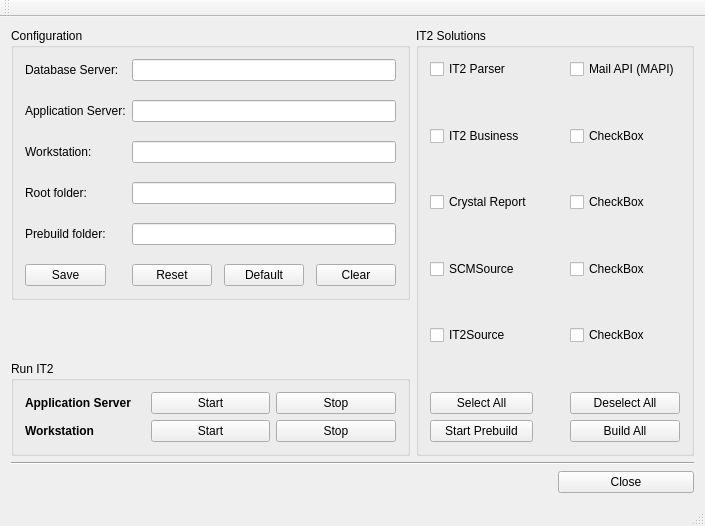
The window that IT2QtBuildTool/IT2QtBuildTool.ui (phenixwutao/DemoCpp01) describes before a commit, drawn with Qt 5.
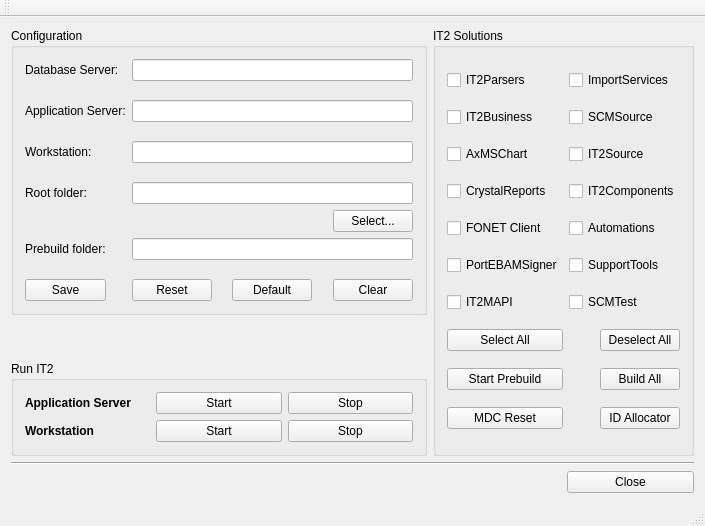
The same window after the commit.

Commit message: 376 - IT2QtBuildTool construct script to build solutions

```diff
--- a/IT2QtBuildTool/IT2QtBuildTool.ui
+++ b/IT2QtBuildTool/IT2QtBuildTool.ui
@@ -27,13 +27,26 @@
        <string>Configuration</string>
       </property>
       <layout class="QGridLayout" name="gridLayout">
-       <item row="0" column="0" colspan="2">
-        <widget class="QLabel" name="DBServerLabel">
+       <item row="2" column="0" colspan="2">
+        <widget class="QLabel" name="AppServerLabel">
          <property name="text">
-          <string>Database Server:</string>
+          <string>Application Server:</string>
          </property>
         </widget>
        </item>
+       <item row="3" column="2" colspan="2">
+        <spacer name="verticalSpacer_13">
+         <property name="orientation">
+          <enum>Qt::Vertical</enum>
+         </property>
+         <property name="sizeHint" stdset="0">
+          <size>
+           <width>20</width>
+           <height>13</height>
+          </size>
+         </property>
+        </spacer>
+       </item>
        <item row="0" column="2" colspan="5">
         <widget class="QLineEdit" name="DBServerEdit">
          <property name="toolTip">
@@ -54,13 +67,6 @@
          </property>
         </spacer>
        </item>
-       <item row="2" column="0" colspan="2">
-        <widget class="QLabel" name="AppServerLabel">
-         <property name="text">
-          <string>Application Server:</string>
-         </property>
-        </widget>
-       </item>
        <item row="2" column="2" colspan="5">
         <widget class="QLineEdit" name="AppServerEdit">
          <property name="toolTip">
@@ -68,8 +74,32 @@
          </property>
         </widget>
        </item>
-       <item row="3" column="2" colspan="2">
-        <spacer name="verticalSpacer_13">
+       <item row="0" column="0" colspan="2">
+        <widget class="QLabel" name="DBServerLabel">
+         <property name="text">
+          <string>Database Server:</string>
+         </property>
+        </widget>
+       </item>
+       <item row="8" column="0">
+        <widget class="QLabel" name="PrebuildLabel">
+         <property name="text">
+          <string>Prebuild folder:</string>
+         </property>
+        </widget>
+       </item>
+       <item row="10" column="0">
+        <widget class="QPushButton" name="SavePB">
+         <property name="toolTip">
+          <string/>
+         </property>
+         <property name="text">
+          <string>Save</string>
+         </property>
+        </widget>
+       </item>
+       <item row="9" column="2" colspan="2">
+        <spacer name="verticalSpacer_16">
          <property name="orientation">
           <enum>Qt::Vertical</enum>
          </property>
@@ -81,6 +111,26 @@
          </property>
         </spacer>
        </item>
+       <item row="6" column="0">
+        <widget class="QLabel" name="RootFolderLabel">
+         <property name="text">
+          <string>Root folder:</string>
+         </property>
+        </widget>
+       </item>
+       <item row="10" column="1">
+        <spacer name="horizontalSpacer_9">
+         <property name="orientation">
+          <enum>Qt::Horizontal</enum>
+         </property>
+         <property name="sizeHint" stdset="0">
+          <size>
+           <width>17</width>
+           <height>17</height>
+          </size>
+         </property>
+        </spacer>
+       </item>
        <item row="4" column="0">
         <widget class="QLabel" name="WorkStationLabel">
          <property name="text">
@@ -88,13 +138,6 @@
          </property>
         </widget>
        </item>
-       <item row="4" column="2" colspan="5">
-        <widget class="QLineEdit" name="WorkStationEdit">
-         <property name="toolTip">
-          <string/>
-         </property>
-        </widget>
-       </item>
        <item row="5" column="2" colspan="2">
         <spacer name="verticalSpacer_14">
          <property name="orientation">
@@ -108,13 +151,6 @@
          </property>
         </spacer>
        </item>
-       <item row="6" column="0">
-        <widget class="QLabel" name="RootFolderLabel">
-         <property name="text">
-          <string>Root folder:</string>
-         </property>
-        </widget>
-       </item>
        <item row="6" column="2" colspan="5">
         <widget class="QLineEdit" name="RootFolderEdit">
          <property name="toolTip">
@@ -122,35 +158,21 @@
          </property>
         </widget>
        </item>
-       <item row="7" column="2" colspan="2">
-        <spacer name="verticalSpacer_15">
-         <property name="orientation">
-          <enum>Qt::Vertical</enum>
-         </property>
-         <property name="sizeHint" stdset="0">
-          <size>
-           <width>20</width>
-           <height>13</height>
-          </size>
-         </property>
-        </spacer>
-       </item>
-       <item row="8" column="0">
-        <widget class="QLabel" name="PrebuildLabel">
-         <property name="text">
-          <string>Prebuild folder:</string>
-         </property>
-        </widget>
-       </item>
        <item row="8" column="2" colspan="5">
         <widget class="QLineEdit" name="PrebuildFolderEdit">
+         <property name="enabled">
+          <bool>true</bool>
+         </property>
          <property name="toolTip">
           <string>Setup Prebuild folder</string>
          </property>
+         <property name="readOnly">
+          <bool>true</bool>
+         </property>
         </widget>
        </item>
-       <item row="9" column="2" colspan="2">
-        <spacer name="verticalSpacer_16">
+       <item row="7" column="2" colspan="2">
+        <spacer name="verticalSpacer_15">
          <property name="orientation">
           <enum>Qt::Vertical</enum>
          </property>
@@ -162,52 +184,13 @@
          </property>
         </spacer>
        </item>
-       <item row="10" column="0">
-        <widget class="QPushButton" name="SavePB">
+       <item row="4" column="2" colspan="5">
+        <widget class="QLineEdit" name="WorkStationEdit">
          <property name="toolTip">
           <string/>
          </property>
-         <property name="text">
-          <string>Save</string>
-         </property>
         </widget>
        </item>
-       <item row="10" column="1">
-        <spacer name="horizontalSpacer_9">
-         <property name="orientation">
-          <enum>Qt::Horizontal</enum>
-         </property>
-         <property name="sizeHint" stdset="0">
-          <size>
-           <width>17</width>
-           <height>17</height>
-          </size>
-         </property>
-        </spacer>
-       </item>
-       <item row="10" column="2">
-        <widget class="QPushButton" name="ResetPB">
-         <property name="toolTip">
-          <string/>
-         </property>
-         <property name="text">
-          <string>Reset</string>
-         </property>
-        </widget>
-       </item>
-       <item row="10" column="3">
-        <spacer name="horizontalSpacer_7">
-         <property name="orientation">
-          <enum>Qt::Horizontal</enum>
-         </property>
-         <property name="sizeHint" stdset="0">
-          <size>
-           <width>17</width>
-           <height>17</height>
-          </size>
-         </property>
-        </spacer>
-       </item>
        <item row="10" column="4">
         <widget class="QPushButton" name="DefaultPB">
          <property name="toolTip">
@@ -218,8 +201,8 @@
          </property>
         </widget>
        </item>
-       <item row="10" column="5">
-        <spacer name="horizontalSpacer_8">
+       <item row="10" column="3">
+        <spacer name="horizontalSpacer_7">
          <property name="orientation">
           <enum>Qt::Horizontal</enum>
          </property>
@@ -241,6 +224,36 @@
          </property>
         </widget>
        </item>
+       <item row="10" column="2">
+        <widget class="QPushButton" name="ResetPB">
+         <property name="toolTip">
+          <string/>
+         </property>
+         <property name="text">
+          <string>Reset</string>
+         </property>
+        </widget>
+       </item>
+       <item row="10" column="5">
+        <spacer name="horizontalSpacer_8">
+         <property name="orientation">
+          <enum>Qt::Horizontal</enum>
+         </property>
+         <property name="sizeHint" stdset="0">
+          <size>
+           <width>17</width>
+           <height>17</height>
+          </size>
+         </property>
+        </spacer>
+       </item>
+       <item row="7" column="6">
+        <widget class="QPushButton" name="RootDirSelectPB">
+         <property name="text">
+          <string>Select...</string>
+         </property>
+        </widget>
+       </item>
       </layout>
      </widget>
     </item>
@@ -259,217 +272,79 @@
        <bool>false</bool>
       </property>
       <layout class="QGridLayout" name="gridLayout_2">
-       <item row="0" column="0">
-        <widget class="QCheckBox" name="IT2ParserCKB">
-         <property name="toolTip">
-          <string>Parser solution</string>
-         </property>
-         <property name="text">
-          <string>IT2 Parser</string>
-         </property>
-        </widget>
-       </item>
-       <item row="0" column="3">
-        <widget class="QCheckBox" name="checkBox_6">
-         <property name="text">
-          <string>Mail API (MAPI)</string>
-         </property>
-        </widget>
-       </item>
-       <item row="1" column="0">
-        <spacer name="verticalSpacer_10">
-         <property name="orientation">
-          <enum>Qt::Vertical</enum>
-         </property>
-         <property name="sizeHint" stdset="0">
-          <size>
-           <width>20</width>
-           <height>14</height>
-          </size>
-         </property>
-        </spacer>
-       </item>
-       <item row="1" column="3">
-        <spacer name="verticalSpacer_5">
-         <property name="orientation">
-          <enum>Qt::Vertical</enum>
-         </property>
-         <property name="sizeHint" stdset="0">
-          <size>
-           <width>20</width>
-           <height>14</height>
-          </size>
-         </property>
-        </spacer>
-       </item>
-       <item row="2" column="3">
-        <widget class="QCheckBox" name="checkBox_7">
-         <property name="text">
-          <string>CheckBox</string>
-         </property>
-        </widget>
-       </item>
-       <item row="3" column="0">
-        <spacer name="verticalSpacer_9">
-         <property name="orientation">
-          <enum>Qt::Vertical</enum>
-         </property>
-         <property name="sizeHint" stdset="0">
-          <size>
-           <width>20</width>
-           <height>15</height>
-          </size>
-         </property>
-        </spacer>
-       </item>
-       <item row="3" column="3">
-        <spacer name="verticalSpacer_4">
-         <property name="orientation">
-          <enum>Qt::Vertical</enum>
-         </property>
-         <property name="sizeHint" stdset="0">
-          <size>
-           <width>20</width>
-           <height>15</height>
-          </size>
-         </property>
-        </spacer>
-       </item>
-       <item row="4" column="3">
-        <widget class="QCheckBox" name="checkBox_8">
-         <property name="text">
-          <string>CheckBox</string>
-         </property>
-        </widget>
-       </item>
-       <item row="5" column="0">
-        <spacer name="verticalSpacer_8">
-         <property name="orientation">
-          <enum>Qt::Vertical</enum>
-         </property>
-         <property name="sizeHint" stdset="0">
-          <size>
-           <width>20</width>
-           <height>14</height>
-          </size>
-         </property>
-        </spacer>
-       </item>
-       <item row="5" column="3">
-        <spacer name="verticalSpacer_3">
-         <property name="orientation">
-          <enum>Qt::Vertical</enum>
-         </property>
-         <property name="sizeHint" stdset="0">
-          <size>
-           <width>20</width>
-           <height>14</height>
-          </size>
-         </property>
-        </spacer>
-       </item>
        <item row="6" column="0">
-        <widget class="QCheckBox" name="checkBox_4">
+        <widget class="QCheckBox" name="MAPICKB">
          <property name="text">
-          <string>SCMSource</string>
-         </property>
-        </widget>
-       </item>
-       <item row="6" column="3">
-        <widget class="QCheckBox" name="checkBox_9">
-         <property name="text">
-          <string>CheckBox</string>
+          <string>IT2MAPI</string>
          </property>
         </widget>
        </item>
        <item row="7" column="0">
-        <spacer name="verticalSpacer_7">
-         <property name="orientation">
-          <enum>Qt::Vertical</enum>
-         </property>
-         <property name="sizeHint" stdset="0">
-          <size>
-           <width>20</width>
-           <height>15</height>
-          </size>
-         </property>
-        </spacer>
-       </item>
-       <item row="7" column="3">
-        <spacer name="verticalSpacer_2">
-         <property name="orientation">
-          <enum>Qt::Vertical</enum>
-         </property>
-         <property name="sizeHint" stdset="0">
-          <size>
-           <width>20</width>
-           <height>15</height>
-          </size>
-         </property>
-        </spacer>
-       </item>
-       <item row="8" column="0">
-        <widget class="QCheckBox" name="checkBox_5">
-         <property name="text">
-          <string>IT2Source</string>
-         </property>
-        </widget>
-       </item>
-       <item row="8" column="3">
-        <widget class="QCheckBox" name="checkBox_10">
-         <property name="text">
-          <string>CheckBox</string>
-         </property>
-        </widget>
-       </item>
-       <item row="9" column="0">
-        <spacer name="verticalSpacer_6">
-         <property name="orientation">
-          <enum>Qt::Vertical</enum>
-         </property>
-         <property name="sizeHint" stdset="0">
-          <size>
-           <width>20</width>
-           <height>14</height>
-          </size>
-         </property>
-        </spacer>
-       </item>
-       <item row="9" column="3">
-        <spacer name="verticalSpacer">
-         <property name="orientation">
-          <enum>Qt::Vertical</enum>
-         </property>
-         <property name="sizeHint" stdset="0">
-          <size>
-           <width>20</width>
-           <height>14</height>
-          </size>
-         </property>
-        </spacer>
-       </item>
-       <item row="10" column="0">
-        <widget class="QPushButton" name="SeleclAllPB">
+        <widget class="QPushButton" name="SelectAllPB">
          <property name="text">
           <string>Select All</string>
          </property>
         </widget>
        </item>
-       <item row="10" column="3">
-        <widget class="QPushButton" name="DeseleclAllPB">
+       <item row="9" column="1">
+        <spacer name="horizontalSpacer">
+         <property name="orientation">
+          <enum>Qt::Horizontal</enum>
+         </property>
+         <property name="sizeHint" stdset="0">
+          <size>
+           <width>40</width>
+           <height>20</height>
+          </size>
+         </property>
+        </spacer>
+       </item>
+       <item row="6" column="1" colspan="2">
+        <widget class="QCheckBox" name="SCMTestCKB">
+         <property name="text">
+          <string>SCMTest</string>
+         </property>
+        </widget>
+       </item>
+       <item row="8" column="2">
+        <widget class="QPushButton" name="BuildAllPB">
+         <property name="toolTip">
+          <string>Build all selected solutions...</string>
+         </property>
+         <property name="text">
+          <string>Build All</string>
+         </property>
+        </widget>
+       </item>
+       <item row="9" column="0">
+        <widget class="QPushButton" name="MDCResetPB">
+         <property name="text">
+          <string>MDC Reset</string>
+         </property>
+        </widget>
+       </item>
+       <item row="7" column="2">
+        <widget class="QPushButton" name="DeselectAllPB">
          <property name="text">
           <string>Deselect All</string>
          </property>
         </widget>
        </item>
-       <item row="11" column="0">
+       <item row="9" column="2">
+        <widget class="QPushButton" name="IDAllocatorPB">
+         <property name="text">
+          <string>ID Allocator</string>
+         </property>
+        </widget>
+       </item>
+       <item row="8" column="0">
         <widget class="QPushButton" name="StartPrebuildPB">
          <property name="text">
           <string>Start Prebuild</string>
          </property>
         </widget>
        </item>
-       <item row="11" column="1" colspan="2">
+       <item row="8" column="1">
         <spacer name="horizontalSpacer_4">
          <property name="orientation">
           <enum>Qt::Horizontal</enum>
@@ -482,40 +357,90 @@
          </property>
         </spacer>
        </item>
-       <item row="11" column="3">
-        <widget class="QPushButton" name="BuildAllPB">
+       <item row="0" column="0">
+        <widget class="QCheckBox" name="IT2ParserCKB">
          <property name="toolTip">
-          <string>Build all selected solutions...</string>
+          <string>Parser solution</string>
          </property>
          <property name="text">
-          <string>Build All</string>
+          <string>IT2Parsers</string>
          </property>
         </widget>
        </item>
-       <item row="10" column="1" colspan="2">
-        <spacer name="horizontalSpacer_2">
-         <property name="orientation">
-          <enum>Qt::Horizontal</enum>
-         </property>
-         <property name="sizeHint" stdset="0">
-          <size>
-           <width>178</width>
-           <height>20</height>
-          </size>
-         </property>
-        </spacer>
-       </item>
-       <item row="4" column="0">
-        <widget class="QCheckBox" name="checkBox_3">
-         <property name="text">
-          <string>Crystal Report</string>
-         </property>
-        </widget>
-       </item>
-       <item row="2" column="0">
+       <item row="1" column="0">
         <widget class="QCheckBox" name="IT2BusinessCKB">
          <property name="text">
-          <string>IT2 Business</string>
+          <string>IT2Business</string>
+         </property>
+        </widget>
+       </item>
+       <item row="1" column="1" colspan="2">
+        <widget class="QCheckBox" name="SCMSourceCKB">
+         <property name="text">
+          <string>SCMSource</string>
+         </property>
+        </widget>
+       </item>
+       <item row="2" column="0">
+        <widget class="QCheckBox" name="AXMSChartCKB">
+         <property name="text">
+          <string>AxMSChart</string>
+         </property>
+        </widget>
+       </item>
+       <item row="3" column="0">
+        <widget class="QCheckBox" name="CrystalReportCKB">
+         <property name="text">
+          <string>CrystalReports</string>
+         </property>
+        </widget>
+       </item>
+       <item row="3" column="1" colspan="2">
+        <widget class="QCheckBox" name="IT2ComponentsCKB">
+         <property name="text">
+          <string>IT2Components</string>
+         </property>
+        </widget>
+       </item>
+       <item row="4" column="1" colspan="2">
+        <widget class="QCheckBox" name="AutomationCKB">
+         <property name="text">
+          <string>Automations</string>
+         </property>
+        </widget>
+       </item>
+       <item row="4" column="0">
+        <widget class="QCheckBox" name="FONETCKB">
+         <property name="text">
+          <string>FONET Client</string>
+         </property>
+        </widget>
+       </item>
+       <item row="2" column="1" colspan="2">
+        <widget class="QCheckBox" name="IT2SourceCKB">
+         <property name="text">
+          <string>IT2Source</string>
+         </property>
+        </widget>
+       </item>
+       <item row="5" column="0">
+        <widget class="QCheckBox" name="EBAMCKB">
+         <property name="text">
+          <string>PortEBAMSigner</string>
+         </property>
+        </widget>
+       </item>
+       <item row="5" column="1" colspan="2">
+        <widget class="QCheckBox" name="IT2SupportToolsCKB">
+         <property name="text">
+          <string>SupportTools</string>
+         </property>
+        </widget>
+       </item>
+       <item row="0" column="1" colspan="2">
+        <widget class="QCheckBox" name="ImportServiceCKB">
+         <property name="text">
+          <string>ImportServices</string>
          </property>
         </widget>
        </item>
```
The commit also changes 3 other files.
